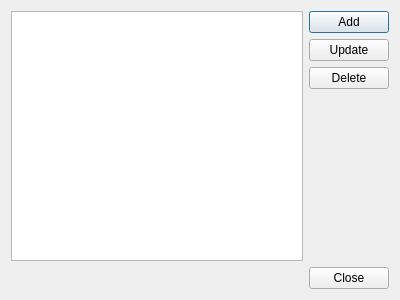
Before: the Qt Designer form src/gui/ui/dlg_tags.ui in psakar/datovka, drawn with Qt 5.
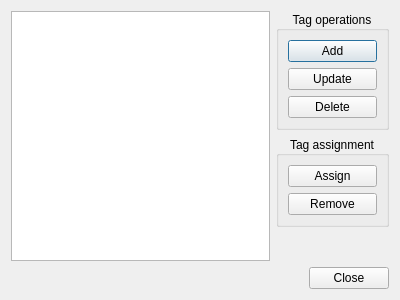
After: the same form once the commit is applied.

Commit message: Updated tags dialog

What changed in the file:
```diff
--- a/src/gui/ui/dlg_tags.ui
+++ b/src/gui/ui/dlg_tags.ui
@@ -51,6 +51,15 @@
      <item>
       <layout class="QVBoxLayout" name="verticalLayout">
        <item>
+        <widget class="QGroupBox" name="tagOperGroup">
+         <property name="title">
+          <string>Tag operations</string>
+         </property>
+         <property name="alignment">
+          <set>Qt::AlignCenter</set>
+         </property>
+         <layout class="QVBoxLayout" name="verticalLayout_3">
+          <item>
         <widget class="QPushButton" name="pushButtonAdd">
          <property name="text">
           <string>Add</string>
@@ -69,6 +78,35 @@
          <property name="text">
           <string>Delete</string>
          </property>
+           </widget>
+          </item>
+         </layout>
+        </widget>
+       </item>
+       <item>
+        <widget class="QGroupBox" name="tagAssignGroup">
+         <property name="title">
+          <string>Tag assignment</string>
+         </property>
+         <property name="alignment">
+          <set>Qt::AlignCenter</set>
+         </property>
+         <layout class="QVBoxLayout" name="verticalLayout_4">
+          <item>
+           <widget class="QPushButton" name="pushButtonAssign">
+            <property name="text">
+             <string>Assign</string>
+            </property>
+           </widget>
+          </item>
+          <item>
+           <widget class="QPushButton" name="pushButtonRemove">
+            <property name="text">
+             <string>Remove</string>
+            </property>
+           </widget>
+          </item>
+         </layout>
         </widget>
        </item>
        <item>
```
Lines whose indentation alone changed are shown as unchanged. The commit also changes 5 other files.
